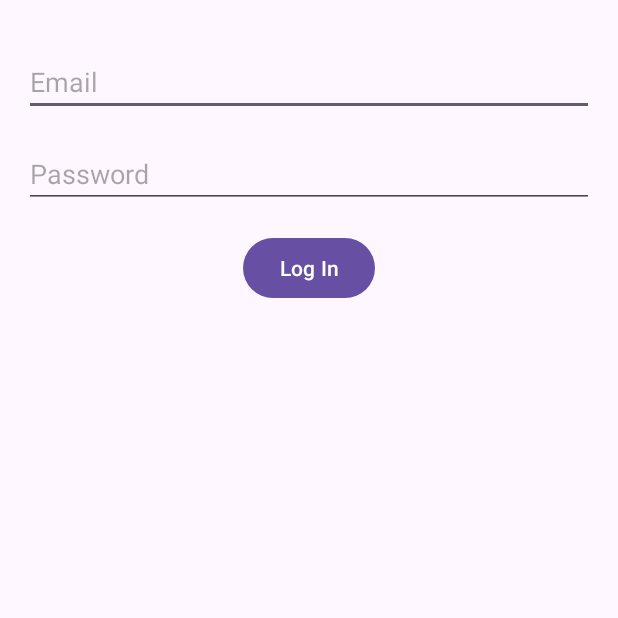
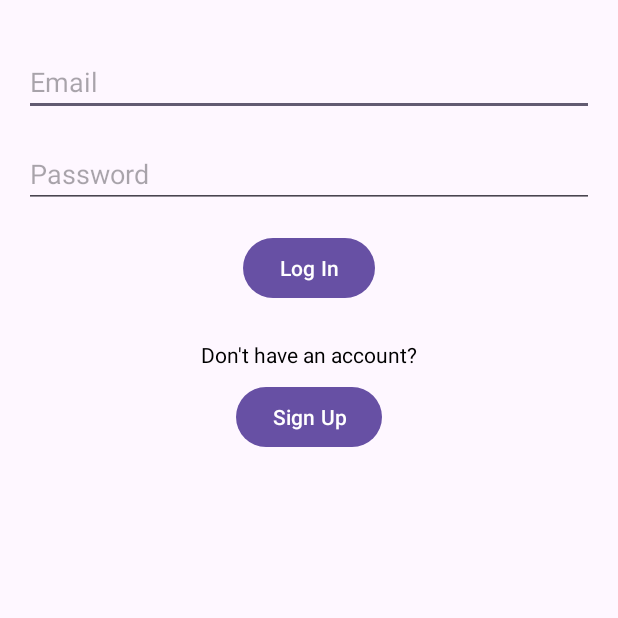
Before and after one commit to ipekmotorcu/SocialMediaApp, an Android app: the screen it shows after launch (MainActivity), on a phone screen of 412 x 824 dp, the top half of it. Run offline under Robolectric (Android 15) with nearby library versions, the phone set to English and light mode, and no system bars.

Commit message:
Implemented navigation between NewPost and Post List. Established connection between SignUp and Login.

```diff
--- a/app/src/main/java/com/cs394/socialmediaapp/Fragment/NewPostFragment.kt
+++ b/app/src/main/java/com/cs394/socialmediaapp/Fragment/NewPostFragment.kt
@@ -24,37 +24,42 @@ class NewPostFragment : Fragment() {
         inflater: LayoutInflater, container: ViewGroup?,
         savedInstanceState: Bundle?
     ): View? {
-        // Initialize the binding object
+
         binding = FragmentNewPostBinding.inflate(inflater, container, false)
+
+
+        binding.postButton.setOnClickListener {//şimdilik buraya aldım yoksa çalışmıyordu
+            // val caption = binding.addCaption.text.toString() //yamulmuyorsam bu sayfadan postliste geçmek lazım
+            view?.findNavController()?.navigate(R.id.action_newPostFragment_to_postListFragment)}
         return binding.root
     }
 
-    override fun onViewCreated(view: View, savedInstanceState: Bundle?) {
+    /*override fun onViewCreated(view: View, savedInstanceState: Bundle?) {
         super.onViewCreated(view, savedInstanceState)
         val postID = java.util.UUID.randomUUID().toString()
 
         // Initialize ViewModel
-        viewModel = ViewModelProvider(this).get(ViewModel::class.java)
+       /* viewModel = ViewModelProvider(this).get(ViewModel::class.java)
         progressDialog = ProgressDialog(requireContext())
 
-        // Observing ViewModel LiveData
+
         viewModel.name.observe(viewLifecycleOwner) { nameUserPoster = it!! }
         viewModel.image.observe(viewLifecycleOwner) { imageUserPoster = it!! }
+*/
 
-        // Set up click listeners
         binding.imageToPost.setOnClickListener {
             takeImageInput(postID)
         }
 
         binding.postButton.setOnClickListener {
-            val caption = binding.addCaption.text.toString() //yamulmuyorsam bu sayfadan postliste geçmek lazım
-            it.findNavController().navigate(R.id.action_newPostFragment_to_postListFragment)
+           // val caption = binding.addCaption.text.toString() //yamulmuyorsam bu sayfadan postliste geçmek lazım
+            view?.findNavController()?.navigate(R.id.action_newPostFragment_to_postListFragment)
 
 
-            // Firebase logic goes here
+
             TODO("some Firebase stuff before this line to really store the image...")
         }
-    }
+    }*/
 
     private fun takeImageInput(postID: String) {//uploads an image from the gallery.
         TODO("Valla bunu daha öğrenmedim :p")
--- a/app/src/main/java/com/cs394/socialmediaapp/Fragment/SignUpFragment.kt
+++ b/app/src/main/java/com/cs394/socialmediaapp/Fragment/SignUpFragment.kt
@@ -40,14 +40,14 @@ class SignUpFragment : Fragment() {
     }
 
     private fun signUpUser(name: String, email: String, password: String) {
-        if (name.isEmpty() || email.isEmpty() || password.isEmpty()) {
+       /* if (name.isEmpty() || email.isEmpty() || password.isEmpty()) {
             Toast.makeText(context, "Please fill all fields", Toast.LENGTH_SHORT).show()
             return
-        }
+        }*/
 
         // Mock "sign-up" success
         Toast.makeText(context, "Sign Up Successful", Toast.LENGTH_SHORT).show()
         // here should be navigation
-    // findNavController().navigate(R.id.action_signUpFragment_to_postListFragment)
+     findNavController().navigate(R.id.action_signUpFragment_to_postListFragment)
     }
 }
--- a/app/src/main/java/com/cs394/socialmediaapp/view/LoginFragment.kt
+++ b/app/src/main/java/com/cs394/socialmediaapp/view/LoginFragment.kt
@@ -4,47 +4,54 @@ import android.os.Bundle
 import android.view.LayoutInflater
 import android.view.View
 import android.view.ViewGroup
-import android.widget.Button
-import android.widget.EditText
 import android.widget.Toast
 import androidx.fragment.app.Fragment
 import androidx.navigation.fragment.findNavController
 import com.cs394.socialmediaapp.R
+import com.cs394.socialmediaapp.databinding.FragmentLoginBinding
 
 class LoginFragment : Fragment() {
 
-    private lateinit var emailEditText: EditText
-    private lateinit var passwordEditText: EditText
-    private lateinit var loginButton: Button
+    private var _binding: FragmentLoginBinding? = null
+    private val binding get() = _binding!!
 
     override fun onCreateView(
         inflater: LayoutInflater, container: ViewGroup?,
         savedInstanceState: Bundle?
     ): View? {
-        val view = inflater.inflate(R.layout.fragment_login, container, false)
+        _binding = FragmentLoginBinding.inflate(inflater, container, false)
+        return binding.root
+    }
 
-        emailEditText = view.findViewById(R.id.emailEditText)
-        passwordEditText = view.findViewById(R.id.passwordEditText)
-        loginButton = view.findViewById(R.id.loginButton)
+    override fun onViewCreated(view: View, savedInstanceState: Bundle?) {
+        super.onViewCreated(view, savedInstanceState)
 
-        loginButton.setOnClickListener {
-            val email = emailEditText.text.toString()
-            val password = passwordEditText.text.toString()
+
+        binding.loginButton.setOnClickListener {
+            val email = binding.emailEditText.text.toString()
+            val password = binding.passwordEditText.text.toString()
             loginUser(email, password)
         }
 
-        return view
+
+        binding.signUpButton.setOnClickListener {
+            findNavController().navigate(R.id.action_loginFragment_to_signUpFragment)
+        }
     }
 
     private fun loginUser(email: String, password: String) {
-        /*if (email.isEmpty() || password.isEmpty()) {
+       /* if (email.isEmpty() || password.isEmpty()) {
             Toast.makeText(context, "Please fill all fields", Toast.LENGTH_SHORT).show()
             return
         }*/
 
-        // Navigate to PostListFragment upon successful "login"
+
         Toast.makeText(context, "Login Successful", Toast.LENGTH_SHORT).show()
-        //navigation shoul be implement
         findNavController().navigate(R.id.action_loginFragment_to_postListFragment)
     }
+
+    override fun onDestroyView() {
+        super.onDestroyView()
+        _binding = null
+    }
 }
--- a/app/src/main/java/com/cs394/socialmediaapp/view/PostListFragment.kt
+++ b/app/src/main/java/com/cs394/socialmediaapp/view/PostListFragment.kt
@@ -24,7 +24,7 @@ class PostListFragment : Fragment() {
         savedInstanceState: Bundle?
     ): View? {
         _binding = FragmentPostListBinding.inflate(inflater, container, false)
-        setupRecyclerView() // Ensure RecyclerView is set up here
+        setupRecyclerView() //Ensure RecyclerView
 
         binding.uploadButton.setOnClickListener{
             view?.findNavController()?.navigate(R.id.action_postListFragment_to_newPostFragment)
--- a/app/src/main/res/layout/fragment_login.xml
+++ b/app/src/main/res/layout/fragment_login.xml
@@ -3,6 +3,7 @@
     xmlns:app="http://schemas.android.com/apk/res-auto"
     android:layout_width="match_parent"
     android:layout_height="match_parent">
+
 
     <EditText
         android:id="@+id/emailEditText"
@@ -16,6 +17,7 @@
         android:layout_marginTop="32dp"
         android:layout_marginHorizontal="16dp" />
 
+
     <EditText
         android:id="@+id/passwordEditText"
         android:layout_width="0dp"
@@ -28,6 +30,7 @@
         android:layout_marginTop="16dp"
         android:layout_marginHorizontal="16dp" />
 
+
     <Button
         android:id="@+id/loginButton"
         android:layout_width="wrap_content"
@@ -38,4 +41,28 @@
         app:layout_constraintEnd_toEndOf="parent"
         android:layout_marginTop="16dp" />
 
+
+    <TextView
+        android:id="@+id/signUpPromptText"
+        android:layout_width="wrap_content"
+        android:layout_height="wrap_content"
+        android:text="Don't have an account?"
+        android:textSize="14sp"
+        android:textColor="@android:color/black"
+        app:layout_constraintTop_toBottomOf="@id/loginButton"
+        app:layout_constraintStart_toStartOf="parent"
+        app:layout_constraintEnd_toEndOf="parent"
+        android:layout_marginTop="24dp" />
+
+
+    <Button
+        android:id="@+id/signUpButton"
+        android:layout_width="wrap_content"
+        android:layout_height="wrap_content"
+        android:text="Sign Up"
+        app:layout_constraintTop_toBottomOf="@id/signUpPromptText"
+        app:layout_constraintStart_toStartOf="parent"
+        app:layout_constraintEnd_toEndOf="parent"
+        android:layout_marginTop="8dp" />
+
 </androidx.constraintlayout.widget.ConstraintLayout>
--- a/app/src/main/res/navigation/nav_graph.xml
+++ b/app/src/main/res/navigation/nav_graph.xml
@@ -14,6 +14,9 @@
         <action
             android:id="@+id/action_loginFragment_to_postListFragment"
             app:destination="@id/postListFragment" />
+        <action
+            android:id="@+id/action_loginFragment_to_signUpFragment"
+            app:destination="@id/signUpFragment" />
     </fragment>
     <!-- PostListFragment -->
     <fragment
@@ -39,6 +42,17 @@
         <action
             android:id="@+id/action_newPostFragment_to_postListFragment"
             app:destination="@id/postListFragment" />
+        <action
+            android:id="@+id/action_newPostFragment_to_postListFragment2"
+            app:destination="@id/postListFragment" />
+    </fragment>
+    <fragment
+        android:id="@+id/signUpFragment"
+        android:name="com.example.app.fragments.SignUpFragment"
+        android:label="SignUpFragment" >
+        <action
+            android:id="@+id/action_signUpFragment_to_postListFragment"
+            app:destination="@id/postListFragment" />
     </fragment>
 
 </navigation>
```
